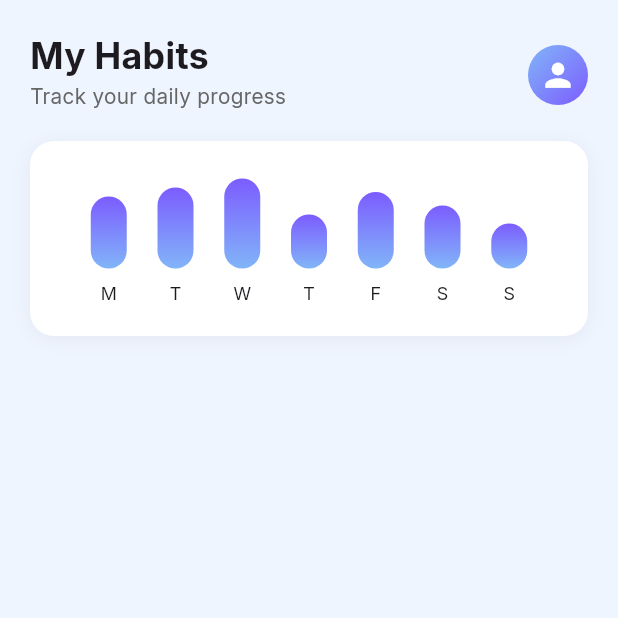
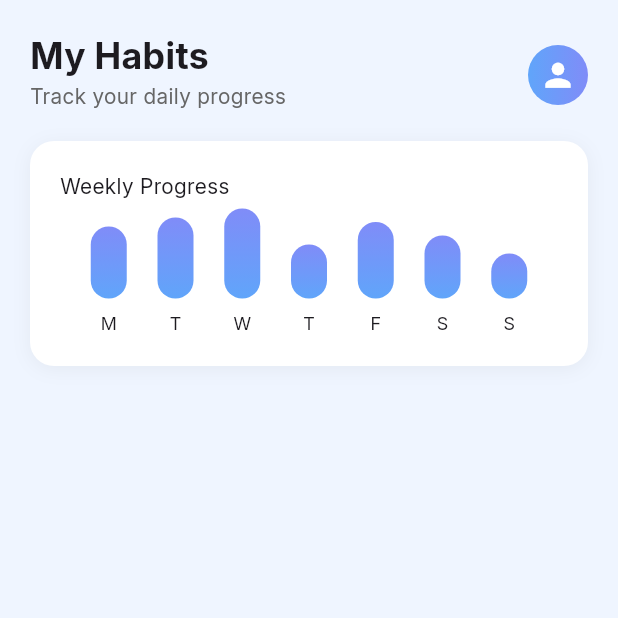
Before and after one commit to x00Adham/Habitly-App, a Flutter app: the screen it shows after launch, on a phone screen of 412 x 824 dp, the top half of it. Run offline on Flutter 3.47's test engine with Material 3 defaults, Android fonts, the phone set to English and light mode, and no system bars.

Commit message:
add new color constants Refactor color

```diff
--- a/lib/constants/colors.dart
+++ b/lib/constants/colors.dart
@@ -1,3 +1,5 @@
 import 'package:flutter/widgets.dart';
 
 const Color maincolor = Color(0xFFEFF5FF);
+const Color myblue = Color(0xFF60A5FA);
+const Color mypink = Color(0xFF808CF8);
--- a/lib/screens/home_page.dart
+++ b/lib/screens/home_page.dart
@@ -17,7 +17,9 @@ class HomePage extends StatelessWidget {
           children: [
             MyAppBar(),
             SizedBox(height: 20),
-            MyContainer(children: [CustomBarChart()]),
+            MyContainer(children: [
+              Text("Weekly Progress"),
+              CustomBarChart()]),
           ],
         ),
       ),
--- a/lib/widgets/custom_bar_chart.dart
+++ b/lib/widgets/custom_bar_chart.dart
@@ -1,4 +1,5 @@
 import 'package:flutter/material.dart';
+import 'package:habitly/constants/colors.dart';
 
 class CustomBarChart extends StatelessWidget {
   final List<double> weeklyData = [0.8, 0.9, 1.0, 0.6, 0.85, 0.7, 0.5];
@@ -22,10 +23,7 @@ class CustomBarChart extends StatelessWidget {
                 height: weeklyData[index] * 60,
                 decoration: BoxDecoration(
                   gradient: LinearGradient(
-                    colors: [
-                      Color.fromARGB(255, 129, 181, 248),
-                      Color(0xFF7C5CFF),
-                    ],
+                    colors: [myblue, mypink],
                     begin: Alignment.bottomCenter,
                     end: Alignment.topCenter,
                   ),
--- a/lib/widgets/my_app_bar.dart
+++ b/lib/widgets/my_app_bar.dart
@@ -1,4 +1,5 @@
 import 'package:flutter/material.dart';
+import 'package:habitly/constants/colors.dart';
 
 class MyAppBar extends StatelessWidget {
   const MyAppBar({super.key});
@@ -34,9 +35,9 @@ class MyAppBar extends StatelessWidget {
             decoration: BoxDecoration(
               shape: BoxShape.circle,
               gradient: LinearGradient(
-                colors: [Color.fromARGB(255, 129, 181, 248), Color(0xFF7C5CFF)],
-                begin: Alignment.topLeft,
-                end: Alignment.bottomRight,
+                colors: [mypink, myblue],
+                begin: Alignment.centerRight,
+                end: Alignment.centerLeft,
               ),
             ),
             child: Icon(Icons.person, size: 25, color: Colors.white),
```
